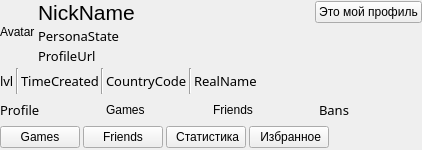
Above: AraSteamManager/subform/formprofile.ui from Arankir/AraSteamManager before the change. Below: the same form after it.
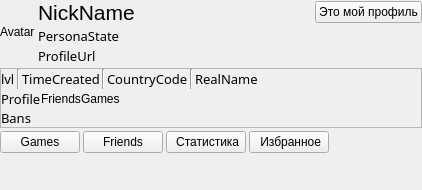
That is the form after the change.

What changed in the file:
```diff
--- a/AraSteamManager/subform/formprofile.ui
+++ b/AraSteamManager/subform/formprofile.ui
@@ -7,7 +7,7 @@
     <x>0</x>
     <y>0</y>
     <width>422</width>
-    <height>150</height>
+    <height>190</height>
    </rect>
   </property>
   <property name="windowTitle">
@@ -175,6 +175,30 @@
     </layout>
    </item>
    <item>
+    <widget class="QFrame" name="FrameInfo">
+     <property name="frameShape">
+      <enum>QFrame::StyledPanel</enum>
+     </property>
+     <property name="frameShadow">
+      <enum>QFrame::Raised</enum>
+     </property>
+     <layout class="QVBoxLayout" name="verticalLayout_3">
+      <property name="spacing">
+       <number>0</number>
+      </property>
+      <property name="leftMargin">
+       <number>0</number>
+      </property>
+      <property name="topMargin">
+       <number>0</number>
+      </property>
+      <property name="rightMargin">
+       <number>0</number>
+      </property>
+      <property name="bottomMargin">
+       <number>0</number>
+      </property>
+      <item>
     <layout class="QHBoxLayout" name="horizontalLayoutInfo1">
      <property name="spacing">
       <number>2</number>
@@ -312,19 +336,6 @@
        </property>
       </widget>
      </item>
-     <item>
-      <widget class="QLabel" name="LabelGamesVisibility">
-       <property name="sizePolicy">
-        <sizepolicy hsizetype="Preferred" vsizetype="Minimum">
-         <horstretch>0</horstretch>
-         <verstretch>0</verstretch>
-        </sizepolicy>
-       </property>
-       <property name="text">
-        <string>Games</string>
-       </property>
-      </widget>
-     </item>
      <item>
       <widget class="QLabel" name="LabelFriendsVisibility">
        <property name="sizePolicy">
@@ -339,6 +350,34 @@
       </widget>
      </item>
      <item>
+         <widget class="QLabel" name="LabelGamesVisibility">
+          <property name="sizePolicy">
+           <sizepolicy hsizetype="Preferred" vsizetype="Minimum">
+            <horstretch>0</horstretch>
+            <verstretch>0</verstretch>
+           </sizepolicy>
+          </property>
+          <property name="text">
+           <string>Games</string>
+          </property>
+         </widget>
+        </item>
+        <item>
+         <spacer name="horizontalSpacer_2">
+          <property name="orientation">
+           <enum>Qt::Horizontal</enum>
+          </property>
+          <property name="sizeHint" stdset="0">
+           <size>
+            <width>40</width>
+            <height>20</height>
+           </size>
+          </property>
+         </spacer>
+        </item>
+       </layout>
+      </item>
+      <item>
       <widget class="QLabel" name="LabelBans">
        <property name="sizePolicy">
         <sizepolicy hsizetype="Preferred" vsizetype="Minimum">
@@ -358,6 +397,7 @@
       </widget>
      </item>
     </layout>
+    </widget>
    </item>
    <item>
     <layout class="QHBoxLayout" name="horizontalLayout">
@@ -413,6 +453,19 @@
      </item>
     </layout>
    </item>
+   <item>
+    <spacer name="verticalSpacer">
+     <property name="orientation">
+      <enum>Qt::Vertical</enum>
+     </property>
+     <property name="sizeHint" stdset="0">
+      <size>
+       <width>20</width>
+       <height>40</height>
+      </size>
+     </property>
+    </spacer>
+   </item>
   </layout>
  </widget>
  <resources/>
```
Lines whose indentation alone changed are shown as unchanged.
